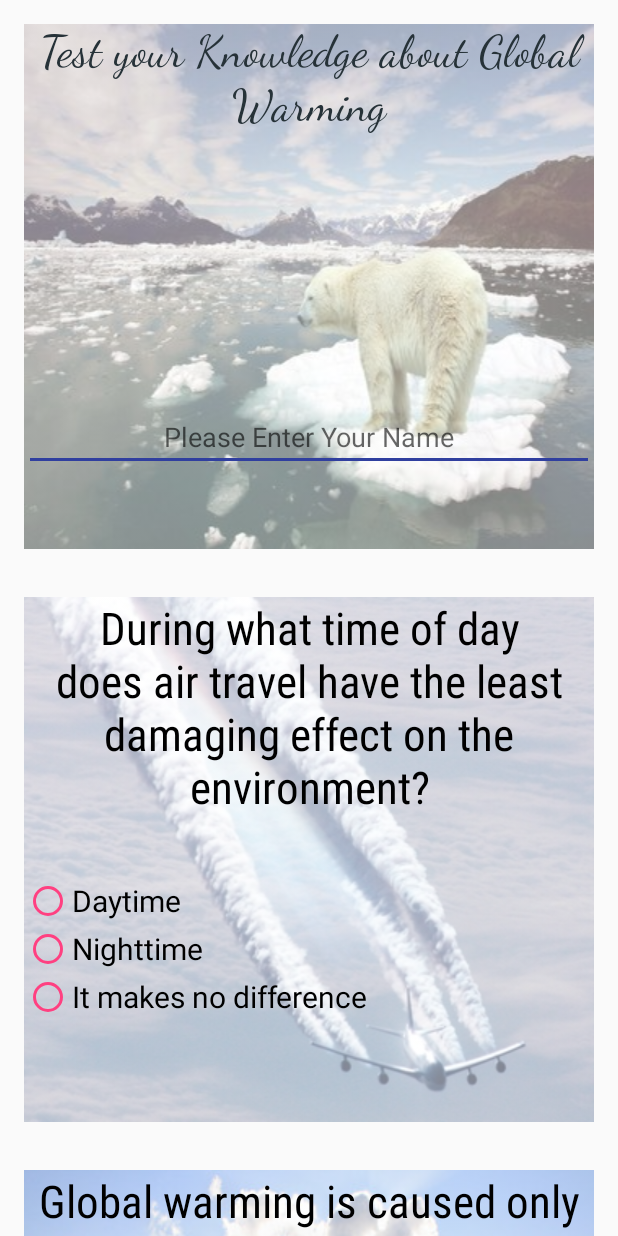
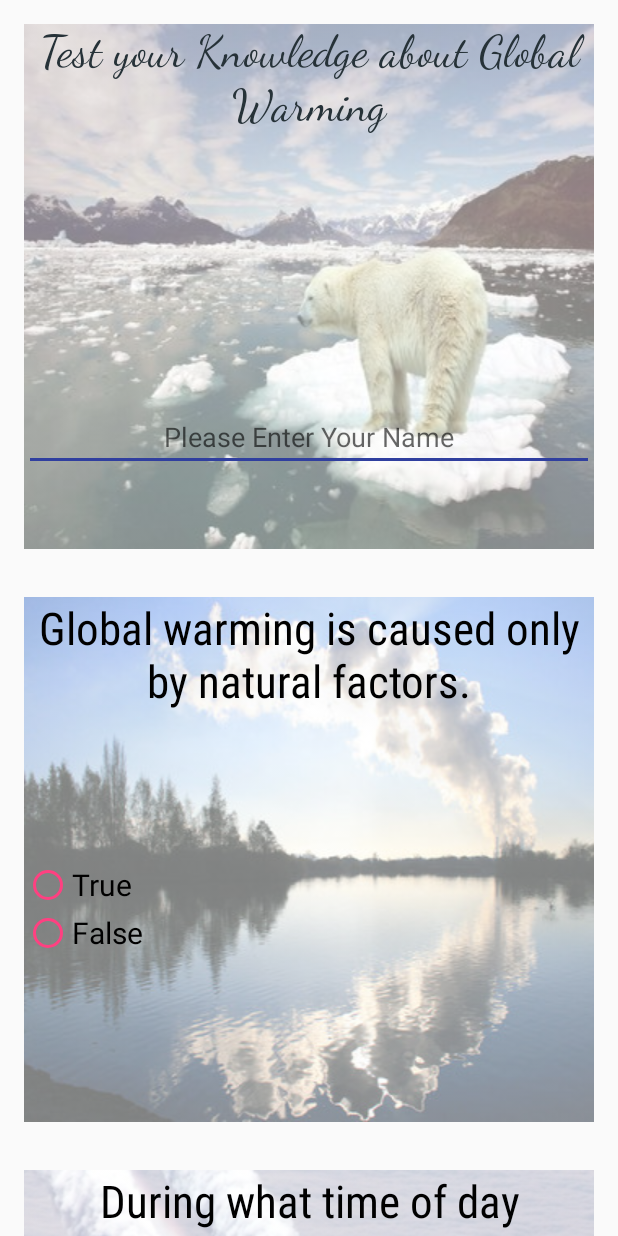
Before and after one commit to Tarek-Bohdima/quiz, an Android app: the screen it shows after launch (MainActivity), on a phone screen of 412 x 824 dp. Run offline under Robolectric (Android 15) with nearby library versions, the light colour scheme and no system bars.

Commit message:
some random fixes

```diff
--- a/app/src/main/res/layout/activity_main.xml
+++ b/app/src/main/res/layout/activity_main.xml
@@ -50,6 +50,47 @@
             android:layout_height="0dp"
             android:layout_margin="@dimen/margin16"
             android:layout_weight="1"
+            android:background="@drawable/gw2"
+            android:backgroundTint="@color/backgroundTint"
+            android:backgroundTintMode="src_over"
+            android:orientation="vertical">
+
+            <TextView
+                android:id="@+id/question_1"
+                android:layout_width="match_parent"
+                android:layout_height="wrap_content"
+                android:text="@string/question1"
+                android:theme="@style/TextView" />
+
+            <RadioGroup
+                android:id="@+id/Radio_Answers1"
+                android:layout_width="match_parent"
+                android:layout_height="wrap_content"
+                android:layout_marginTop="@dimen/Radiogroup_marginTop">
+
+                <RadioButton
+                    android:id="@+id/radio_answer1"
+                    android:layout_width="match_parent"
+                    android:layout_height="wrap_content"
+                    android:text="@string/answer11"
+                    android:theme="@style/RadioButton_Answer" />
+
+                <RadioButton
+                    android:id="@+id/radio_answer2"
+                    android:layout_width="match_parent"
+                    android:layout_height="wrap_content"
+                    android:text="@string/answer12"
+                    android:theme="@style/RadioButton_Answer" />
+            </RadioGroup>
+
+
+        </LinearLayout>
+
+        <LinearLayout
+            android:layout_width="match_parent"
+            android:layout_height="0dp"
+            android:layout_margin="@dimen/margin16"
+            android:layout_weight="1"
             android:background="@drawable/gw3"
             android:backgroundTint="@color/backgroundTint"
             android:backgroundTintMode="src_over"
@@ -94,46 +135,7 @@
 
         </LinearLayout>
 
-        <LinearLayout
-            android:layout_width="match_parent"
-            android:layout_height="0dp"
-            android:layout_margin="@dimen/margin16"
-            android:layout_weight="1"
-            android:background="@drawable/gw2"
-            android:backgroundTint="@color/backgroundTint"
-            android:backgroundTintMode="src_over"
-            android:orientation="vertical">
 
-            <TextView
-                android:id="@+id/question_1"
-                android:layout_width="match_parent"
-                android:layout_height="wrap_content"
-                android:text="@string/question1"
-                android:theme="@style/TextView" />
-
-            <RadioGroup
-                android:id="@+id/Radio_Answers1"
-                android:layout_width="match_parent"
-                android:layout_height="wrap_content"
-                android:layout_marginTop="@dimen/Radiogroup_marginTop">
-
-                <RadioButton
-                    android:id="@+id/radio_answer1"
-                    android:layout_width="match_parent"
-                    android:layout_height="wrap_content"
-                    android:text="@string/answer11"
-                    android:theme="@style/RadioButton_Answer" />
-
-                <RadioButton
-                    android:id="@+id/radio_answer2"
-                    android:layout_width="match_parent"
-                    android:layout_height="wrap_content"
-                    android:text="@string/answer12"
-                    android:theme="@style/RadioButton_Answer" />
-            </RadioGroup>
-
-
-        </LinearLayout>
 
         <LinearLayout
             android:layout_width="match_parent"
--- a/app/src/main/res/values/strings.xml
+++ b/app/src/main/res/values/strings.xml
@@ -27,4 +27,5 @@
     <string name="total_score"> of 4</string>
     <string name="Toast_Message">Your Score is: </string>
     <string name="total_score_toast"> of 4</string>
+    <string name="intent_message_subject">Final Score</string>
 </resources>
```
Also changed, not shown: app/src/main/java/com/example/android/quiz/MainActivity.java (+28 -28 lines).
